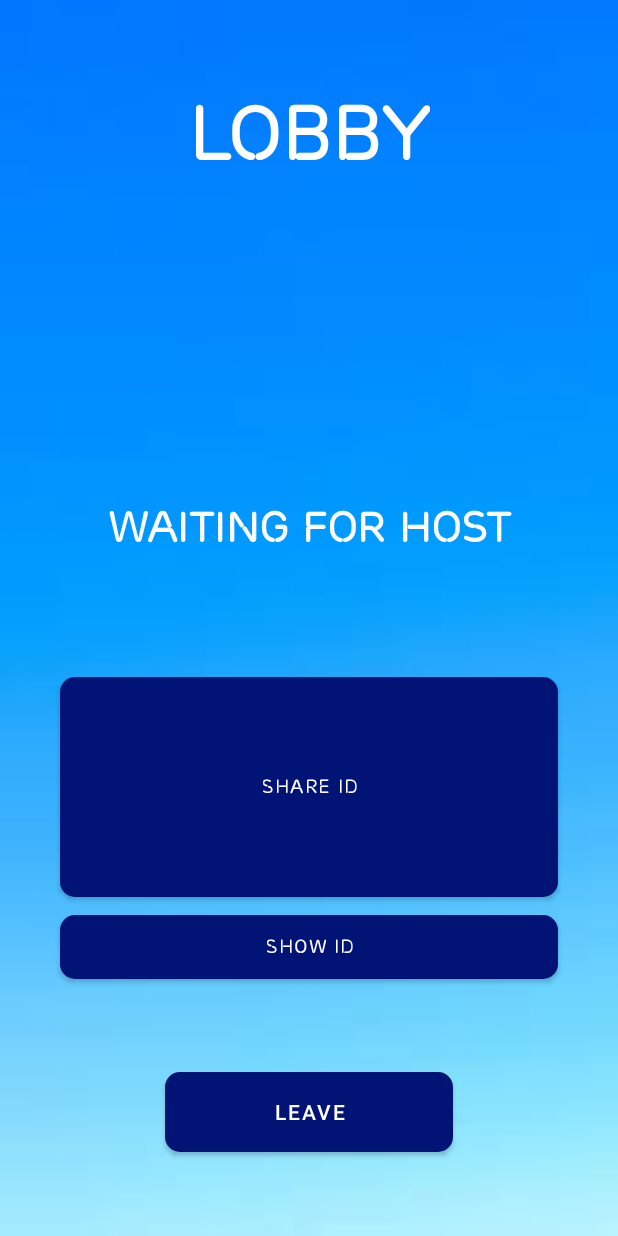
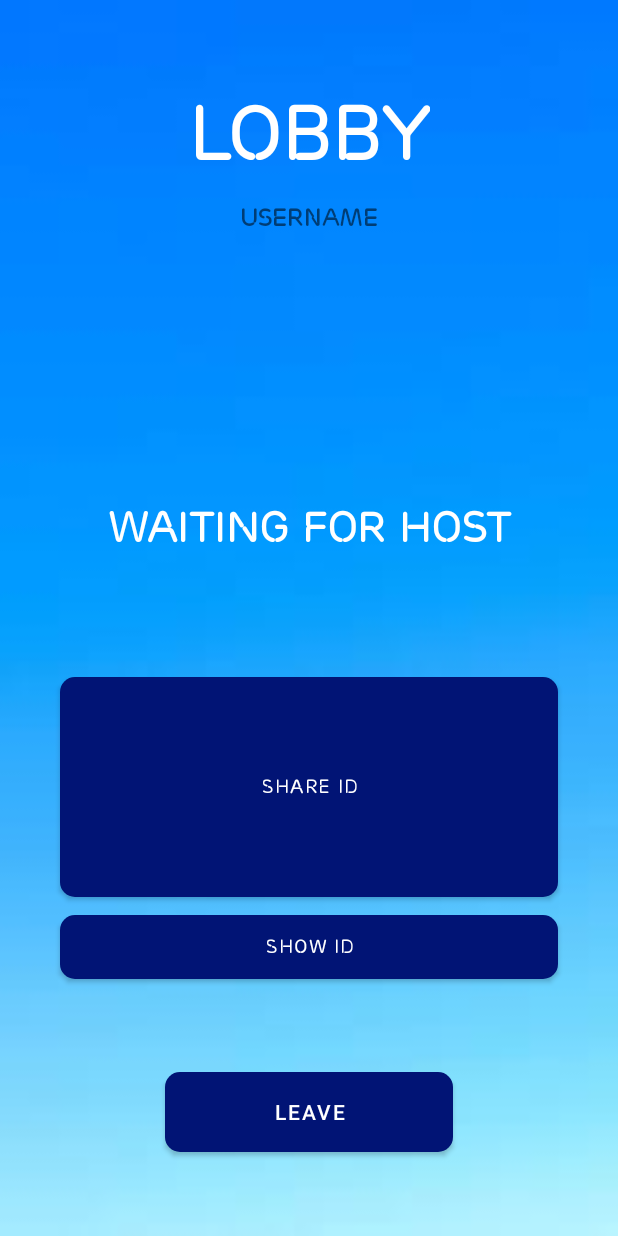
Before and after one commit to eeibmce/Ericsson-Sports-n-Social, an Android app: the VisitorActivity screen opened directly, with no data from a screen before it, on a phone screen of 412 x 824 dp. Run offline under Robolectric (Android 15) with nearby library versions, the phone set to English and light mode, and no system bars; our stand-ins replace Firebase (no records; nobody signed in at launch, a user with empty details on screens opened directly); Roboto replaces fonts that are not available here.

Commit message:
PoolSection-SkillRatings with Rank and 2nd User New with username and home button and changes to home page Name in Visitor Page

```diff
--- a/app/src/main/java/com/example/sportsnspocialapp/PoolActivity.java
+++ b/app/src/main/java/com/example/sportsnspocialapp/PoolActivity.java
@@ -91,6 +91,7 @@
                     public void onSuccess(Void aVoid) {
                         System.out.println("Updated");
                         Intent visitor = new Intent(PoolActivity.this, VisitorActivity.class);
+                        visitor.putExtra("userName", myID);
                         startActivity(visitor);
                         //Skill Rating Text
                     }
--- a/app/src/main/java/com/example/sportsnspocialapp/VisitorActivity.java
+++ b/app/src/main/java/com/example/sportsnspocialapp/VisitorActivity.java
@@ -4,14 +4,17 @@
 
 import android.content.Intent;
 import android.os.Bundle;
+import android.view.TextureView;
 import android.view.View;
 import android.widget.Button;
 import android.widget.EditText;
+import android.widget.TextView;
 
 import com.google.android.gms.tasks.OnSuccessListener;
 import com.google.firebase.auth.FirebaseAuth;
 import com.google.firebase.auth.FirebaseUser;
 import com.google.firebase.firestore.DocumentReference;
+import com.google.firebase.firestore.DocumentSnapshot;
 import com.google.firebase.firestore.FirebaseFirestore;
 
 public class VisitorActivity extends AppCompatActivity {
@@ -92,6 +95,24 @@
     });
 
 
+        //Displaying Name on top of screen
+        TextView txtName = findViewById(R.id.textViewNameVisitor);
+        String userID = getIntent().getStringExtra("userName");
+
+
+        db.collection("users").document(myID).get().addOnCompleteListener(task -> {
+            if (task.isSuccessful()) {
+                DocumentSnapshot document = task.getResult();
+                if (document.exists()) {
+                    String myName = document.getString("fName");
+                    System.out.println(myName);
+                    txtName.setText(myName);
+
+                }
+            }
+        });
+
+
 
     }
 
--- a/app/src/main/java/com/example/sportsnspocialapp/WinnerActivity.java
+++ b/app/src/main/java/com/example/sportsnspocialapp/WinnerActivity.java
@@ -31,11 +31,24 @@
 public class WinnerActivity extends AppCompatActivity {
 
     FirebaseFirestore fStore;
+    int skillRatingUser;
+    int skillRatingOpp;
 
     @Override
     protected void onCreate(Bundle savedInstanceState) {
         super.onCreate(savedInstanceState);
         setContentView(R.layout.activity_winner);
+
+
+
+
+
+
+
+
+
+
+
 
         FirebaseFirestore db = FirebaseFirestore.getInstance();
 
@@ -58,6 +71,8 @@
                     //Reading opponent Skill Rating in database
                     int skillRatingOpponent = document.getLong("Skill Rating").intValue();
                     int skillRatingNewOpp = skillRatingOpponent - 30;
+
+                    //Calculating Skill Rating using method created below
 
                     //Updating Firestore
                     DocumentReference userOpp = db.collection("users").document(opponentID);
@@ -178,6 +193,13 @@
         });
 
     }
+
+
+
+
+
+
+
     //Makes the back button non functional
     @Override
     public void onBackPressed() {
--- a/app/src/main/res/layout/activity_visitor.xml
+++ b/app/src/main/res/layout/activity_visitor.xml
@@ -112,4 +112,22 @@
         app:layout_constraintEnd_toEndOf="parent"
         app:layout_constraintStart_toStartOf="parent"
         app:layout_constraintTop_toBottomOf="@+id/buttonID" />
+
+    <TextView
+        android:id="@+id/textViewNameVisitor"
+        android:layout_width="0dp"
+        android:layout_height="0dp"
+        android:layout_marginStart="50dp"
+        android:layout_marginTop="15dp"
+        android:layout_marginEnd="50dp"
+        android:layout_marginBottom="100dp"
+        android:fontFamily="@font/ericssoncapital"
+        android:text="UserName"
+        android:textAlignment="center"
+        android:textSize="16sp"
+        android:textStyle="bold"
+        app:layout_constraintBottom_toTopOf="@+id/textView7"
+        app:layout_constraintEnd_toEndOf="parent"
+        app:layout_constraintStart_toStartOf="parent"
+        app:layout_constraintTop_toBottomOf="@+id/textViewLobby" />
 </androidx.constraintlayout.widget.ConstraintLayout>
```
